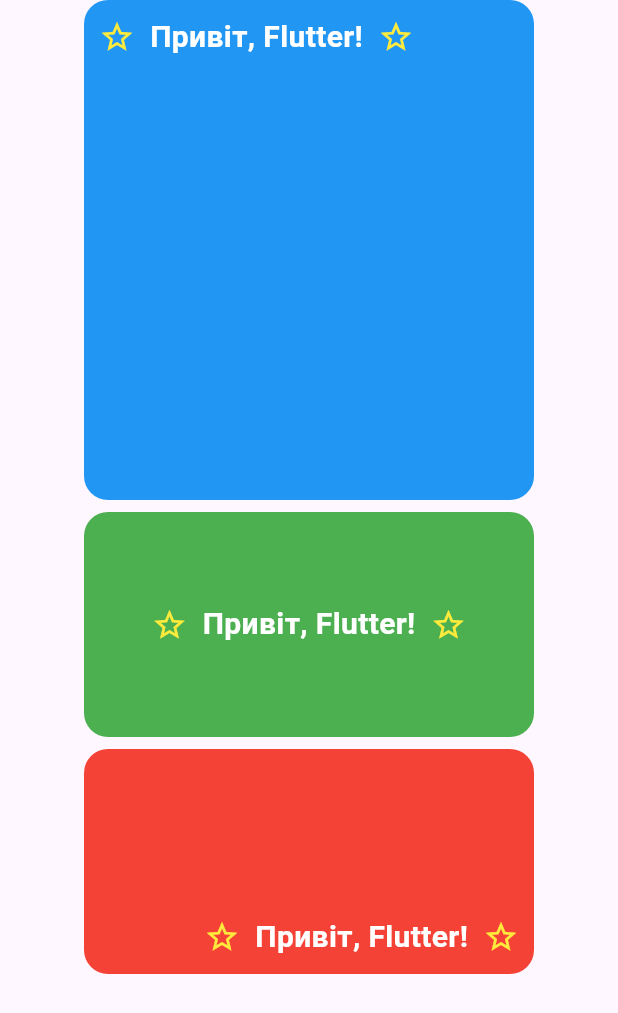
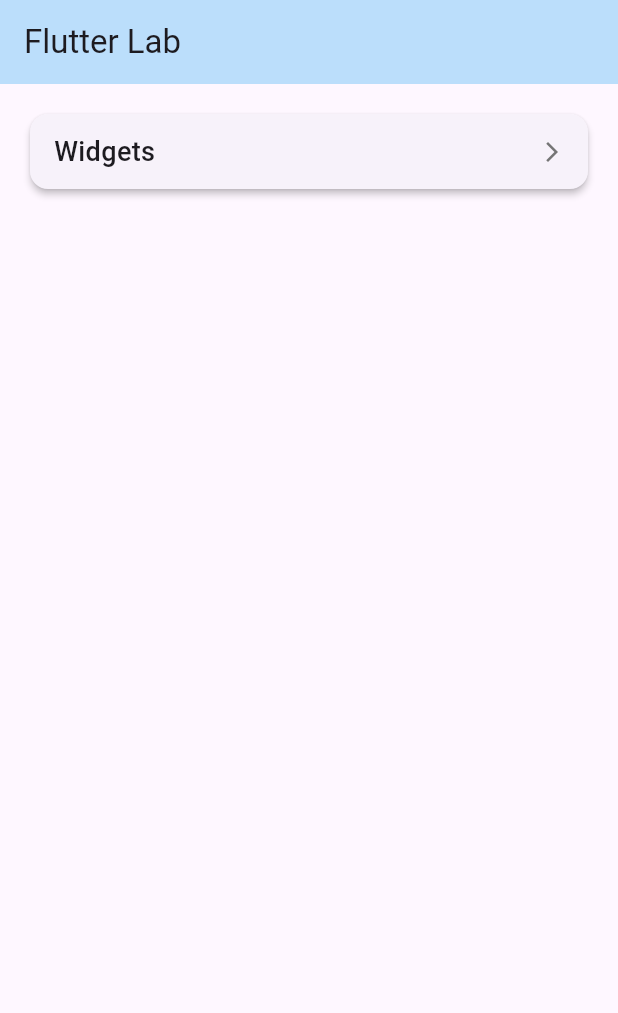
Before and after one commit to Bejussi/flutter_learning_jorney, a Flutter app: the screen it shows after launch, on a phone screen of 412 x 824 dp. Shown: the top 1013 px of the screen. Run offline on Flutter 3.47's test engine with Material 3 defaults, Android fonts, the phone set to English and light mode, and no system bars.

Commit message:
feat(FLUTTER-12_1): added navigation part of homework to lesson 12

```diff
--- a/lib/main.dart
+++ b/lib/main.dart
@@ -1,21 +1,86 @@
 import 'package:flutter/material.dart';
-import 'package:flutter_learning_jorney/lesson_11/homework_11_screen.dart';
+import 'package:flutter_learning_jorney/widgets_main_screen.dart';
 
 void main() {
-  runApp(const MyApp());
+  runApp(const FlutterWidgetsApp());
 }
 
-class MyApp extends StatelessWidget {
-  const MyApp({super.key});
+class FlutterWidgetsApp extends StatelessWidget {
+  const FlutterWidgetsApp({super.key});
 
-  // This widget is the root of your application.
   @override
   Widget build(BuildContext context) {
-    return MaterialApp(
+    return const MaterialApp(
       debugShowCheckedModeBanner: false,
-      title: 'Flutter Demo',
-      theme: ThemeData(colorScheme: .fromSeed(seedColor: Colors.deepPurple)),
-      home: const WidgetsLessonElevenScreen(),
+      home: HomeScreen(),
     );
   }
 }
+
+class HomeScreen extends StatelessWidget {
+  const HomeScreen({super.key});
+
+  @override
+  Widget build(BuildContext context) {
+    return Scaffold(
+      appBar: AppBar(
+        title: const Text('Flutter Lab'),
+        backgroundColor: Colors.blue.shade100,
+      ),
+      body: SingleChildScrollView(
+        padding: const EdgeInsets.all(16.0),
+        child: Column(
+          crossAxisAlignment: CrossAxisAlignment.stretch,
+          children: [
+            FeatureCard(
+              title: 'Widgets',
+              onTap: () => Navigator.push(
+                context,
+                MaterialPageRoute<Widget>(
+                  builder: (context) => const WidgetsScreen(),
+                ),
+              ),
+            ),
+          ],
+        ),
+      ),
+    );
+  }
+}
+
+class FeatureCard extends StatelessWidget {
+  const FeatureCard({required this.title, required this.onTap, super.key});
+
+  final String title;
+  final VoidCallback onTap;
+
+  @override
+  Widget build(BuildContext context) {
+    return Card(
+      elevation: 2,
+      child: InkWell(
+        onTap: onTap,
+        child: Padding(
+          padding: const EdgeInsets.symmetric(horizontal: 16.0, vertical: 12.0),
+          child: Row(
+            mainAxisAlignment: MainAxisAlignment.spaceBetween,
+            children: [
+              Text(
+                title,
+                style: const TextStyle(
+                  fontSize: 18,
+                  fontWeight: FontWeight.w500,
+                ),
+              ),
+              Icon(
+                Icons.arrow_forward_ios,
+                size: 16,
+                color: Colors.grey.shade600,
+              ),
+            ],
+          ),
+        ),
+      ),
+    );
+  }
+}
```
Also changed, not shown: lib/lesson_12/homework_12_screen.dart (added, +10 -0 lines), lib/widgets_main_screen.dart (added, +112 -0 lines).
